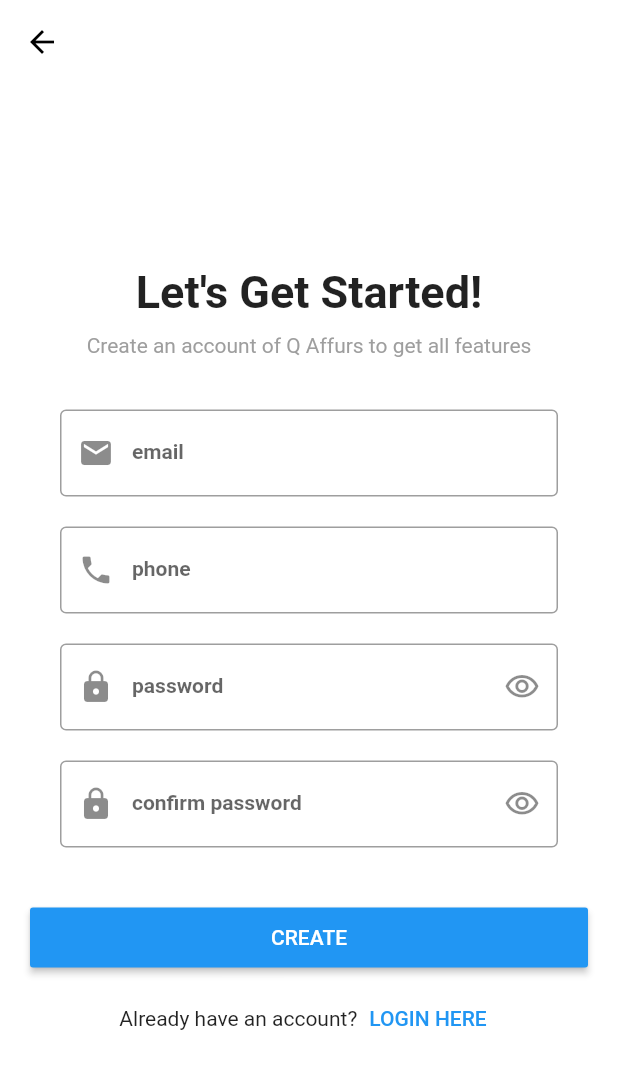
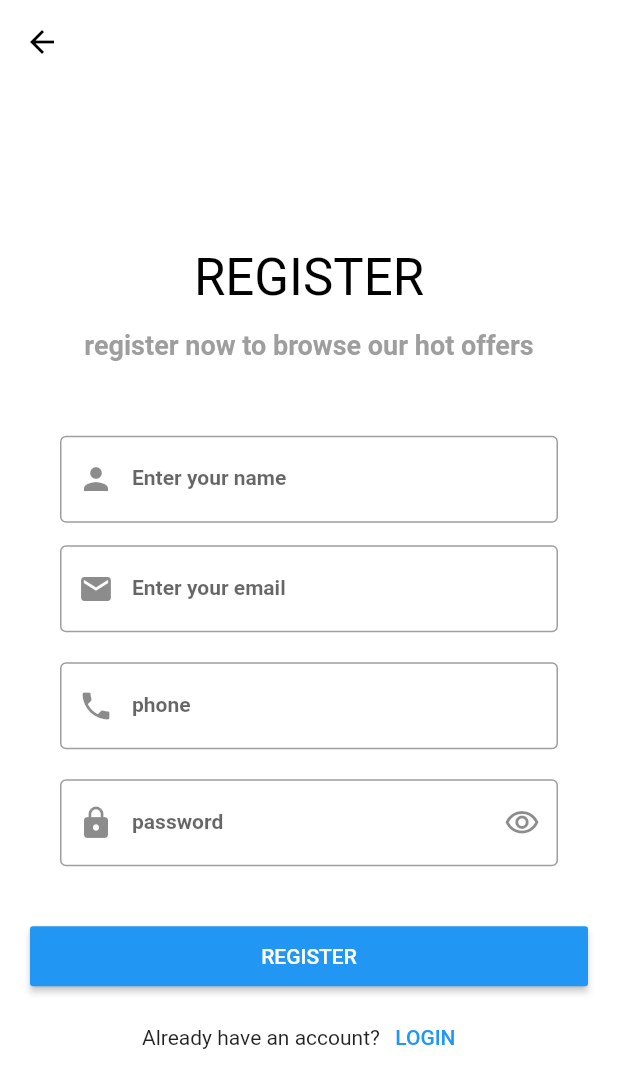
Before and after one commit to EyadSaadMo/shop, a Flutter app: the ShopRegisterScreen screen opened directly, on a phone screen of 412 x 824 dp. Shown: the top 1088 px of the screen. Run offline on Flutter 3.47's test engine with Material 2 defaults, Android fonts, the phone set to English and light mode, and no system bars; our stand-ins replace bloc, carousel_slider, conditional_builder_null_safety, dio, flutter_bloc, fluttertoast and 4 more; accounts and stored records are empty; network calls fail; Roboto replaces fonts that are missing (Jannah).

Commit message:
full shop app

```diff
--- a/lib/modules/shop_app/login/shop_login_screen.dart
+++ b/lib/modules/shop_app/login/shop_login_screen.dart
@@ -32,7 +32,7 @@ class ShopLoginScreen extends StatelessWidget {
               }
               else{
                 print(state.loginModel.message);
-                showToast(msg: state.loginModel.message.toString(), state: ToastStates.ERROR);
+                showToast(msg: state.loginModel.message, state: ToastStates.ERROR);
 
               }
             }
--- a/lib/modules/shop_app/register/cubit/cubit.dart
+++ b/lib/modules/shop_app/register/cubit/cubit.dart
@@ -30,7 +30,7 @@ class ShopRegisterCubit extends Cubit<ShopRegisterStates> {
       print(value.data);
 
       loginModel = ShopLoginModel.fromJson(value.data);
-      emit(ShopRegisterSuccessState(loginModel));
+      emit(ShopRegisterSuccessState(loginModel!));
     }).catchError((error) {
       print(error.toString());
       emit(ShopRegisterErrorState(error.toString()));
--- a/lib/modules/shop_app/register/cubit/states.dart
+++ b/lib/modules/shop_app/register/cubit/states.dart
@@ -3,7 +3,7 @@ abstract class ShopRegisterStates{}
 class ShopRegisterInitialState extends ShopRegisterStates{}
 class ShopRegisterLoadingState extends ShopRegisterStates{}
 class ShopRegisterSuccessState extends ShopRegisterStates{
-  late final ShopLoginModel? loginModel;
+  late final ShopLoginModel loginModel;
 
   ShopRegisterSuccessState(this.loginModel);
 }
--- a/lib/modules/shop_app/register/register_screen.dart
+++ b/lib/modules/shop_app/register/register_screen.dart
@@ -1,9 +1,9 @@
+import 'package:conditional_builder_null_safety/conditional_builder_null_safety.dart';
 import 'package:flutter/material.dart';
 import 'package:flutter_bloc/flutter_bloc.dart';
 import 'package:flutter_challenges/layout/shop_app/shop_layout.dart';
 import 'package:flutter_challenges/modules/shop_app/login/cubit/cubit.dart';
 import 'package:flutter_challenges/modules/shop_app/login/shop_login_screen.dart';
-import 'package:flutter_challenges/modules/shop_app/login/states.dart';
 import 'package:flutter_challenges/shared/component/components.dart';
 import 'package:flutter_challenges/shared/component/constants.dart';
 import 'package:flutter_challenges/shared/network/local/cache_helper.dart';
@@ -18,33 +18,33 @@ class ShopRegisterScreen extends StatelessWidget {
   Widget build(BuildContext context) {
     var emailController = TextEditingController();
     var passwordController = TextEditingController();
-    var confirmPasswordController = TextEditingController();
+    var nameController = TextEditingController();
     var phoneController = TextEditingController();
     var formKey = GlobalKey<FormState>();
     return BlocProvider(
-        create: (context)=>ShopLoginCubit(),
-      child: BlocConsumer<ShopRegisterCubit,ShopRegisterStates>(
+        create: (context) => ShopRegisterCubit(),
+        child: BlocConsumer<ShopRegisterCubit, ShopRegisterStates>(
           listener: (context, state) {
             if (state is ShopRegisterSuccessState) {
-              if (state.loginModel!.status) {
-                print(state.loginModel!.message);
-                print(state.loginModel!.data.token);
+              if (state.loginModel.status) {
+                print(state.loginModel.message);
+                print(state.loginModel.data.token);
                 CacheHelper.saveData(
-                    key: 'token', value: state.loginModel!.data.token)
+                        key: 'token', value: state.loginModel.data.token)
                     .then((value) {
-                  token = state.loginModel!.data.token;
+                  token = state.loginModel.data.token;
                   navigateAndFinish(context, ShopLayout());
                 });
               } else {
-                print(state.loginModel!.status);
+                print(state.loginModel.status);
                 showToast(
-                  msg: state.loginModel!.message,
+                   msg: state.loginModel.message.toString(),
                   state: ToastStates.ERROR,
                 );
               }
             }
           },
-        builder: (context,state)=> Scaffold(
+          builder: (context, state) => Scaffold(
             backgroundColor: Colors.white,
             appBar: AppBar(
               elevation: 0.0,
@@ -67,45 +67,66 @@ class ShopRegisterScreen extends StatelessWidget {
                     child: Column(
                       crossAxisAlignment: CrossAxisAlignment.center,
                       children: [
+                        Text('REGISTER',
+                            style: Theme.of(context)
+                                .textTheme
+                                .headline4!
+                                .copyWith(color: Colors.black)),
+                        SizedBox(
+                          height: 15.0,
+                        ),
                         Text(
-                        'Let\'s Get Started!',
-                        style: TextStyle(fontSize: 30.0, fontWeight: FontWeight.bold),
+                          'register now to browse our hot offers',
+                          style: Theme.of(context)
+                              .textTheme
+                              .bodyText1!
+                              .copyWith(color: Colors.grey),
                         ),
                         SizedBox(
-                        height: 10.0,
-                      ),
-                      Text(
-                        'Create an account of Q Affurs to get all features',
-                        style: TextStyle(color: Colors.grey),
-                      ),
-                      SizedBox(
-                        height: 15.0,
+                          height: 30,
                         ),
                         Padding(
                           padding: const EdgeInsets.all(20.0),
                           child: Column(
                             children: [
                               defaultFormField(
-                              validate: (value){
-                                if(value!.isEmpty || value.trim().length == 0) {
+                                validate: (value) {
+                                  if (value.isEmpty) {
+                                    return 'required';
+                                  } else
+                                    return null;
+                                },
+                                controller: nameController,
+                                type: TextInputType.name,
+                                label: 'Enter your name',
+                                prefix: Icons.person,
+                              ),
+                              SizedBox(
+                                height: 15.0,
+                              ),
+                              defaultFormField(
+                                validate: (value) {
+                                  if (value!.isEmpty ||
+                                      value.trim().length == 0) {
                                     return 'required';
                                   }
-                                if(! RegExp(r"^([a-zA-Z0-9!#$%&'*+\/=?^_`{|}~-]+(?:\.[a-zA-Z0-9!#$%&'*+\/=?^_`{|}~-]+)*@(?:[a-zA-Z0-9](?:[a-zA-Z0-9-]*[a-zA-Z0-9])?\.)+[a-zA-Z0-9](?:[a-zA-Z0-9-]*[a-zA-Z0-9])?)$").hasMatch(value)){
-                                  return 'please enter valid email';
+                                  if (!RegExp(
+                                          r"^([a-zA-Z0-9!#$%&'*+\/=?^_`{|}~-]+(?:\.[a-zA-Z0-9!#$%&'*+\/=?^_`{|}~-]+)*@(?:[a-zA-Z0-9](?:[a-zA-Z0-9-]*[a-zA-Z0-9])?\.)+[a-zA-Z0-9](?:[a-zA-Z0-9-]*[a-zA-Z0-9])?)$")
+                                      .hasMatch(value)) {
+                                    return 'Enter valid email';
                                   }
                                   return null;
                                 },
                                 controller: emailController,
                                 type: TextInputType.emailAddress,
-                              label: 'email',
+                                label: 'Enter your email',
                                 prefix: Icons.email,
                               ),
                               SizedBox(
                                 height: 20.0,
                               ),
                               defaultFormField(
-
-                              validate: ( value) {
+                                validate: (value) {
                                   if (value.isEmpty) {
                                     return 'required';
                                   } else
@@ -120,7 +141,7 @@ class ShopRegisterScreen extends StatelessWidget {
                                 height: 20.0,
                               ),
                               defaultFormField(
-                                validate: ( value) {
+                                  validate: (value) {
                                     if (value.isEmpty) {
                                       return 'required';
                                     } else
@@ -130,48 +151,60 @@ class ShopRegisterScreen extends StatelessWidget {
                                   type: TextInputType.visiblePassword,
                                   label: 'password',
                                   prefix: Icons.lock,
-                                isPassword: ShopLoginCubit.get(context).isPassword,
-                                suffix:  ShopLoginCubit.get(context).suffix,
-                                suffixPressed: (){
-                                  ShopLoginCubit.get(context).changePasswordVisibility();
-                                }
-                            ),
-                            SizedBox(
-                              height: 20.0,
-                            ),
-                            defaultFormField(
-                              validate: ( value) {
-                                if (value != confirmPasswordController.text) {
-                                  return 'Matching field';
-                                } else
-                                  return null;
-                              },
-                              controller: confirmPasswordController,
-                              type: TextInputType.visiblePassword,
-                              label: 'confirm password',
-                              prefix: Icons.lock,
-                                isPassword: ShopLoginCubit.get(context).isPassword,
-                                suffix:  ShopLoginCubit.get(context).suffix,
-                                suffixPressed: (){
-                                  ShopLoginCubit.get(context).changePasswordVisibility();
-                                }
-
-                            ),
+                                  isPassword:
+                                      ShopLoginCubit.get(context).isPassword,
+                                  suffix: ShopLoginCubit.get(context).suffix,
+                                  suffixPressed: () {
+                                    ShopLoginCubit.get(context)
+                                        .changePasswordVisibility();
+                                  }),
+                              // SizedBox(
+                              //   height: 20.0,
+                              // ),
+                              // defaultFormField(
+                              //   validate: ( value) {
+                              //     if (value != confirmPasswordController.text) {
+                              //       return 'Matching field';
+                              //     } else
+                              //       return null;
+                              //   },
+                              //   controller: confirmPasswordController,
+                              //   type: TextInputType.visiblePassword,
+                              //   label: 'confirm password',
+                              //   prefix: Icons.lock,
+                              //     isPassword: ShopLoginCubit.get(context).isPassword,
+                              //     suffix:  ShopLoginCubit.get(context).suffix,
+                              //     suffixPressed: (){
+                              //       ShopLoginCubit.get(context).changePasswordVisibility();
+                              //     }
+                              //
+                              // ),
                             ],
                           ),
                         ),
                         SizedBox(
                           height: 20.0,
                         ),
-                      defaultButton(
-                        text: 'create',
+                        ConditionalBuilder(
+                          condition: state is !ShopRegisterLoadingState,
+                          builder: (context) => defaultButton(
+                            text: 'Register',
                             function: () {
                               if (formKey.currentState!.validate()) {
+                                ShopRegisterCubit.get(context).userRegister(
+                                  name: nameController.text,
+                                  email: emailController.text,
+                                  password: passwordController.text,
+                                  phone: phoneController.text,
+                                );
                                 return;
                               } else {
                                 formKey.currentState!.save();
                               }
                             },
+                          ),
+                          fallback: (context) =>
+                              Center(child: CircularProgressIndicator()),
                         ),
                         SizedBox(
                           height: 10.0,
@@ -184,7 +217,7 @@ class ShopRegisterScreen extends StatelessWidget {
                                 function: () {
                                   navigateTo(context, ShopLoginScreen());
                                 },
-                              text: 'Login Here'),
+                                text: 'Login '),
                           ],
                         ),
                       ],
@@ -194,8 +227,6 @@ class ShopRegisterScreen extends StatelessWidget {
               ),
             ),
           ),
-      )
-
-    );
+        ));
   }
 }
```
Also changed, not shown: lib/modules/shop_app/settings/settings_screen.dart (+11 -5 lines). Lines whose indentation alone changed are shown as unchanged.
